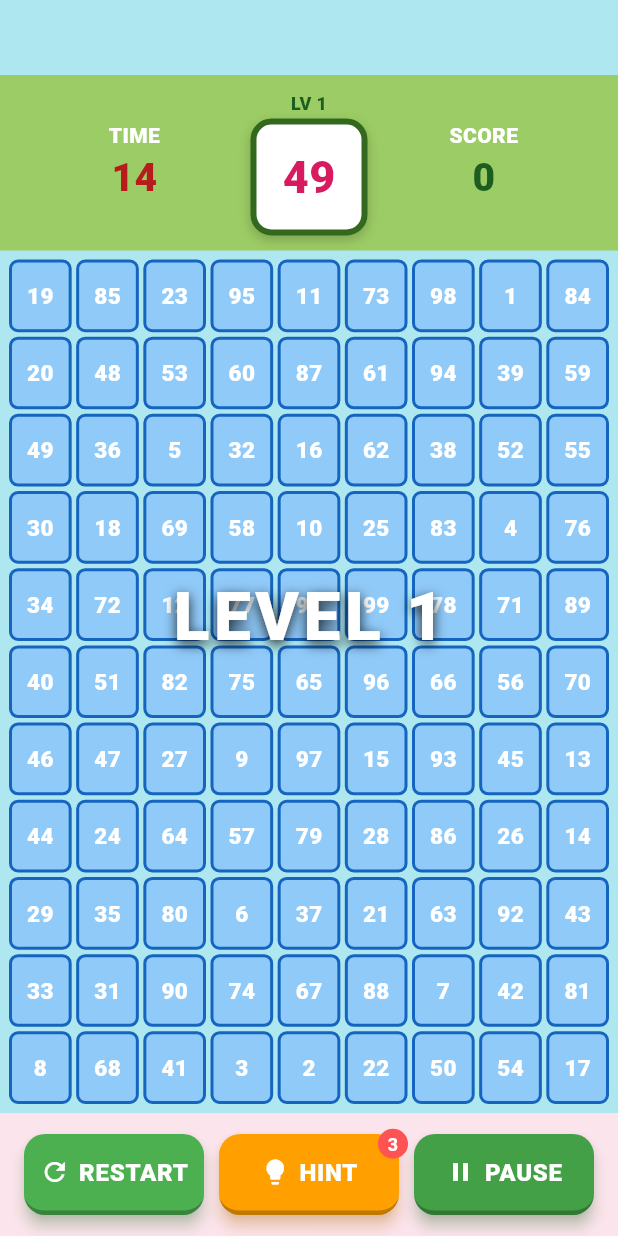
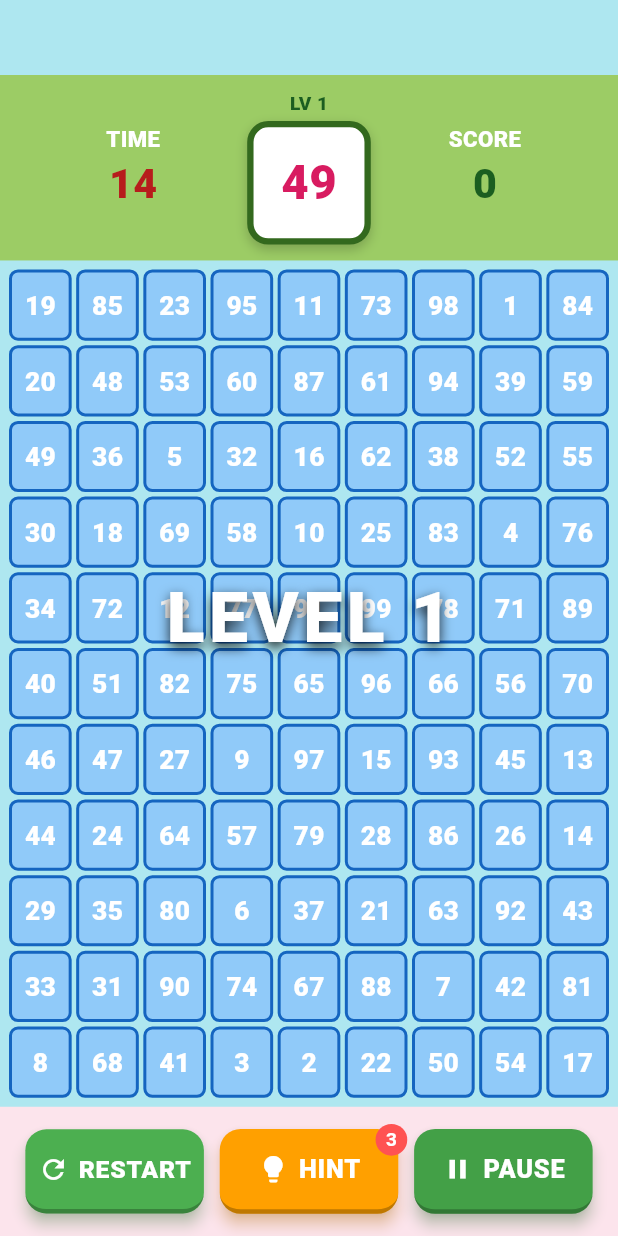
Before and after one commit to nttqn/number99-app, a Flutter app: the screen it shows after launch, after a tap on "PLAY", on a phone screen of 412 x 824 dp. Run offline on Flutter 3.47's test engine with Material 3 defaults, Android fonts, the phone set to English and light mode, and no system bars; drawn by our look-alikes of google_mobile_ads; our stand-ins replace shared_preferences; missing offline and left inert: flame_audio, games_services; network calls fail.

Commit message:
Make UI scale responsively for tablets
Fonts, icons, spacing and button widths across the menu, HUD, bottom
bar, pause and game-over overlays now scale with a shared uiScale()
factor derived from the screen's shorter side, instead of staying
pinned to phone-sized constants. On a phone-sized screen this is a
no-op (scale clamps to 1.0); on an iPad the game now fills the screen
properly instead of floating at phone size in a sea of background
color. Grid cell digits scale off the actual rendered cell size
(computed in the existing LayoutBuilder) rather than the global
factor, since the grid already fills available space regardless of
screen size. Menu content is now wrapped in a scroll fallback
(LayoutBuilder + SingleChildScrollView + ConstrainedBox) so an
unusual screen aspect ratio degrades to scrolling instead of a
RenderFlex overflow.

Co-Authored-By: Claude Sonnet 5 <noreply@anthropic.com>

```diff
--- a/lib/screens/game_screen.dart
+++ b/lib/screens/game_screen.dart
@@ -8,6 +8,7 @@ import '../services/admob_service.dart';
 import '../services/leaderboard_service.dart';
 import '../services/save_service.dart';
 import '../services/sound_service.dart';
+import '../utils/responsive.dart';
 import '../widgets/level_announcement.dart';
 import '../widgets/pill_button.dart';
 
@@ -310,6 +311,14 @@ class _GameScreenState extends State<GameScreen> {
               (constraints.maxWidth - spacing * (_gridCols - 1)) / _gridCols;
           final cellHeight =
               (constraints.maxHeight - spacing * (_gridRows - 1)) / _gridRows;
+          // Font/border/icon sized off the *actual* rendered cell (not a
+          // global screen-size scale factor) so digits stay legible whether
+          // the grid is squeezed onto a small phone or given a whole iPad's
+          // worth of space to spread out in — cells that are physically
+          // bigger get bigger numbers automatically.
+          final cellMin = min(cellWidth, cellHeight);
+          final cellFontSize = (cellMin * 0.42).clamp(12.0, 40.0);
+          final cellBorderWidth = (cellMin * 0.045).clamp(2.0, 5.0);
           return GridView.builder(
             physics: const NeverScrollableScrollPhysics(),
             itemCount: _totalNumbers,
@@ -331,6 +340,8 @@ class _GameScreenState extends State<GameScreen> {
                 hinted: isHint,
                 wrongFlash: isWrong,
                 correctFlash: isCorrectFlash,
+                fontSize: cellFontSize,
+                borderWidth: cellBorderWidth,
                 onTap: () => _onCellTap(index),
               );
             },
@@ -341,8 +352,12 @@ class _GameScreenState extends State<GameScreen> {
   }
 
   Widget _buildBottomBar() {
+    final scale = uiScale(context);
     return Container(
-      padding: const EdgeInsets.symmetric(horizontal: 16, vertical: 14),
+      padding: EdgeInsets.symmetric(
+        horizontal: 16 * scale,
+        vertical: 14 * scale,
+      ),
       decoration: const BoxDecoration(color: Color(0xFFFCE4EC)),
       child: Row(
         mainAxisAlignment: MainAxisAlignment.spaceEvenly,
@@ -358,7 +373,7 @@ class _GameScreenState extends State<GameScreen> {
               },
             ),
           ),
-          const SizedBox(width: 10),
+          SizedBox(width: 10 * scale),
           Expanded(
             child: PillButton(
               label: 'HINT',
@@ -368,7 +383,7 @@ class _GameScreenState extends State<GameScreen> {
               onPressed: _hintsLeft > 0 ? _useHint : null,
             ),
           ),
-          const SizedBox(width: 10),
+          SizedBox(width: 10 * scale),
           Expanded(
             child: PillButton(
               label: _paused ? 'RESUME' : 'PAUSE',
@@ -406,20 +421,24 @@ class _HudBar extends StatelessWidget {
   @override
   Widget build(BuildContext context) {
     final urgent = timeLeft <= 3;
+    final scale = uiScale(context);
     return Container(
       color: const Color(0xFF9CCC65),
-      padding: const EdgeInsets.symmetric(vertical: 10, horizontal: 12),
+      padding: EdgeInsets.symmetric(
+        vertical: 10 * scale,
+        horizontal: 12 * scale,
+      ),
       child: Row(
         crossAxisAlignment: CrossAxisAlignment.center,
         children: [
           Expanded(
             child: Column(
               children: [
-                const Text(
+                Text(
                   'TIME',
                   style: TextStyle(
                     fontWeight: FontWeight.w900,
-                    fontSize: 14,
+                    fontSize: 14 * scale,
                     color: Colors.white,
                   ),
                 ),
@@ -427,7 +446,7 @@ class _HudBar extends StatelessWidget {
                   timeLeft.ceil().toString(),
                   style: TextStyle(
                     fontWeight: FontWeight.w900,
-                    fontSize: 26,
+                    fontSize: 26 * scale,
                     color: urgent ? Colors.red : const Color(0xFFB71C1C),
                   ),
                 ),
@@ -439,20 +458,23 @@ class _HudBar extends StatelessWidget {
             children: [
               Text(
                 'LV $level',
-                style: const TextStyle(
+                style: TextStyle(
                   fontWeight: FontWeight.w800,
-                  fontSize: 12,
-                  color: Color(0xFF1B5E20),
+                  fontSize: 12 * scale,
+                  color: const Color(0xFF1B5E20),
                 ),
               ),
-              const SizedBox(height: 2),
+              SizedBox(height: 2 * scale),
               Container(
-                width: 78,
-                height: 78,
+                width: 78 * scale,
+                height: 78 * scale,
                 decoration: BoxDecoration(
                   color: Colors.white,
                   borderRadius: BorderRadius.circular(14),
-                  border: Border.all(color: const Color(0xFF33691E), width: 4),
+                  border: Border.all(
+                    color: const Color(0xFF33691E),
+                    width: 4 * scale,
+                  ),
                   boxShadow: [
                     BoxShadow(
                       color: Colors.black.withValues(alpha: 0.2),
@@ -464,10 +486,10 @@ class _HudBar extends StatelessWidget {
                 alignment: Alignment.center,
                 child: Text(
                   '$target',
-                  style: const TextStyle(
+                  style: TextStyle(
                     fontWeight: FontWeight.w900,
-                    fontSize: 30,
-                    color: Color(0xFFD81B60),
+                    fontSize: 30 * scale,
+                    color: const Color(0xFFD81B60),
                   ),
                 ),
               ),
@@ -476,20 +498,20 @@ class _HudBar extends StatelessWidget {
           Expanded(
             child: Column(
               children: [
-                const Text(
+                Text(
                   'SCORE',
                   style: TextStyle(
                     fontWeight: FontWeight.w900,
-                    fontSize: 14,
+                    fontSize: 14 * scale,
                     color: Colors.white,
                   ),
                 ),
                 Text(
                   '$score',
-                  style: const TextStyle(
+                  style: TextStyle(
                     fontWeight: FontWeight.w900,
-                    fontSize: 26,
-                    color: Color(0xFF1B5E20),
+                    fontSize: 26 * scale,
+                    color: const Color(0xFF1B5E20),
                   ),
                 ),
               ],
@@ -508,6 +530,8 @@ class _NumberCell extends StatelessWidget {
     required this.hinted,
     required this.wrongFlash,
     required this.correctFlash,
+    required this.fontSize,
+    required this.borderWidth,
     required this.onTap,
   });
 
@@ -516,6 +540,8 @@ class _NumberCell extends StatelessWidget {
   final bool hinted;
   final bool wrongFlash;
   final bool correctFlash;
+  final double fontSize;
+  final double borderWidth;
   final VoidCallback onTap;
 
   @override
@@ -542,16 +568,20 @@ class _NumberCell extends StatelessWidget {
         decoration: BoxDecoration(
           color: bg,
           borderRadius: BorderRadius.circular(6),
-          border: Border.all(color: border, width: 2),
+          border: Border.all(color: border, width: borderWidth),
         ),
         alignment: Alignment.center,
         child: found
-            ? const Icon(Icons.check, size: 16, color: Color(0xFFB0BEC5))
+            ? Icon(
+                Icons.check,
+                size: fontSize * 1.05,
+                color: const Color(0xFFB0BEC5),
+              )
             : Text(
                 '$value',
-                style: const TextStyle(
+                style: TextStyle(
                   fontWeight: FontWeight.w800,
-                  fontSize: 15,
+                  fontSize: fontSize,
                   color: Colors.white,
                 ),
               ),
@@ -573,6 +603,7 @@ class _PauseOverlay extends StatelessWidget {
 
   @override
   Widget build(BuildContext context) {
+    final scale = uiScale(context);
     return Container(
       // Fully opaque — unlike the game-over overlay, this one must hide the
       // board completely. A translucent pause screen would let a player
@@ -583,21 +614,21 @@ class _PauseOverlay extends StatelessWidget {
         child: Column(
           mainAxisSize: MainAxisSize.min,
           children: [
-            const Icon(
+            Icon(
               Icons.pause_circle_filled,
               color: Colors.white,
-              size: 64,
+              size: 64 * scale,
             ),
-            const SizedBox(height: 12),
-            const Text(
+            SizedBox(height: 12 * scale),
+            Text(
               'PAUSED',
               style: TextStyle(
                 color: Colors.white,
-                fontSize: 28,
+                fontSize: 28 * scale,
                 fontWeight: FontWeight.w900,
               ),
             ),
-            const SizedBox(height: 16),
+            SizedBox(height: 16 * scale),
             ValueListenableBuilder<bool>(
               valueListenable: SoundService.enabledNotifier,
               builder: (context, enabled, _) => Row(
@@ -606,16 +637,29 @@ class _PauseOverlay extends StatelessWidget {
                   Icon(
                     enabled ? Icons.volume_up : Icons.volume_off,
                     color: Colors.white70,
+                    size: 24 * scale,
                   ),
-                  const SizedBox(width: 8),
-                  const Text('Sound', style: TextStyle(color: Colors.white70)),
+                  SizedBox(width: 8 * scale),
+                  Text(
+                    'Sound',
+                    style: TextStyle(
+                      color: Colors.white70,
+                      fontSize: 14 * scale,
+                    ),
+                  ),
+                  SizedBox(width: 8 * scale),
+                  // Not scaled with the rest of the overlay: Transform.scale
+                  // enlarges the Switch visually without reserving the extra
+                  // layout space, which overlapped the "Sound" label on a
+                  // tablet-sized `scale` — its default size is already a
+                  // comfortable tap target on any screen.
                   Switch(value: enabled, onChanged: SoundService.setEnabled),
                 ],
               ),
             ),
-            const SizedBox(height: 8),
+            SizedBox(height: 8 * scale),
             SizedBox(
-              width: 200,
+              width: 200 * scale,
               child: PillButton(
                 label: 'RESUME',
                 color: Colors.green,
@@ -623,9 +667,9 @@ class _PauseOverlay extends StatelessWidget {
                 onPressed: onResume,
               ),
             ),
-            const SizedBox(height: 12),
+            SizedBox(height: 12 * scale),
             SizedBox(
-              width: 200,
+              width: 200 * scale,
               child: PillButton(
                 label: 'RESTART',
                 color: Colors.orange,
@@ -633,9 +677,9 @@ class _PauseOverlay extends StatelessWidget {
                 onPressed: onRestart,
               ),
             ),
-            const SizedBox(height: 12),
+            SizedBox(height: 12 * scale),
             SizedBox(
-              width: 200,
+              width: 200 * scale,
               child: PillButton(
                 label: 'MENU',
                 color: Colors.blueGrey,
@@ -669,12 +713,16 @@ class _GameOverOverlay extends StatelessWidget {
 
   @override
   Widget build(BuildContext context) {
+    final scale = uiScale(context);
     return Container(
       color: Colors.black.withValues(alpha: 0.7),
       child: Center(
         child: Container(
           margin: const EdgeInsets.symmetric(horizontal: 32),
-          padding: const EdgeInsets.symmetric(vertical: 28, horizontal: 24),
+          padding: EdgeInsets.symmetric(
+            vertical: 28 * scale,
+            horizontal: 24 * scale,
+          ),
           decoration: BoxDecoration(
             color: Colors.white,
             borderRadius: BorderRadius.circular(20),
@@ -685,29 +733,32 @@ class _GameOverOverlay extends StatelessWidget {
               Icon(
                 won ? Icons.emoji_events : Icons.timer_off,
                 color: won ? Colors.amber : Colors.redAccent,
-                size: 56,
+                size: 56 * scale,
               ),
-              const SizedBox(height: 12),
+              SizedBox(height: 12 * scale),
               Text(
                 won ? 'YOU WIN!' : "TIME'S UP!",
-                style: const TextStyle(
-                  fontSize: 24,
+                style: TextStyle(
+                  fontSize: 24 * scale,
                   fontWeight: FontWeight.w900,
                 ),
               ),
-              const SizedBox(height: 8),
+              SizedBox(height: 8 * scale),
               Text(
                 'Level reached: $level',
-                style: const TextStyle(fontSize: 16),
+                style: TextStyle(fontSize: 16 * scale),
               ),
-              Text('Score: $score', style: const TextStyle(fontSize: 18)),
+              Text('Score: $score', style: TextStyle(fontSize: 18 * scale)),
               Text(
                 'High Score: $highScore',
-                style: TextStyle(fontSize: 14, color: Colors.grey.shade600),
+                style: TextStyle(
+                  fontSize: 14 * scale,
+                  color: Colors.grey.shade600,
+                ),
               ),
-              const SizedBox(height: 20),
+              SizedBox(height: 20 * scale),
               SizedBox(
-                width: 200,
+                width: 200 * scale,
                 child: PillButton(
                   label: 'RESTART',
                   color: Colors.green,
@@ -715,9 +766,9 @@ class _GameOverOverlay extends StatelessWidget {
                   onPressed: onRestart,
                 ),
               ),
-              const SizedBox(height: 10),
+              SizedBox(height: 10 * scale),
               SizedBox(
-                width: 200,
+                width: 200 * scale,
                 child: PillButton(
                   label: 'MENU',
                   color: Colors.blueGrey,
--- a/lib/screens/main_menu_screen.dart
+++ b/lib/screens/main_menu_screen.dart
@@ -3,6 +3,7 @@ import 'package:flutter/material.dart';
 import '../services/leaderboard_service.dart';
 import '../services/save_service.dart';
 import '../services/sound_service.dart';
+import '../utils/responsive.dart';
 import '../widgets/pill_button.dart';
 import 'game_screen.dart';
 
@@ -52,37 +53,48 @@ class _MainMenuScreenState extends State<MainMenuScreen> {
 
   @override
   Widget build(BuildContext context) {
+    final scale = uiScale(context);
     return Scaffold(
       backgroundColor: const Color(0xFFBEE7B8),
       body: SafeArea(
+        child: LayoutBuilder(
+          builder: (context, constraints) => SingleChildScrollView(
+            child: ConstrainedBox(
+              constraints: BoxConstraints(minHeight: constraints.maxHeight),
               child: Center(
                 child: Padding(
-            padding: const EdgeInsets.symmetric(horizontal: 32),
+                  padding: const EdgeInsets.symmetric(
+                    horizontal: 32,
+                    vertical: 24,
+                  ),
                   child: Column(
                     mainAxisAlignment: MainAxisAlignment.center,
                     children: [
-                _NumberBadge(),
-                const SizedBox(height: 24),
-                const Text(
+                      _NumberBadge(scale: scale),
+                      SizedBox(height: 24 * scale),
+                      Text(
                         '99 NUMBERS',
                         style: TextStyle(
-                    fontSize: 34,
+                          fontSize: 34 * scale,
                           fontWeight: FontWeight.w900,
-                    color: Color(0xFF1B5E20),
+                          color: const Color(0xFF1B5E20),
                           letterSpacing: 1,
                         ),
                       ),
-                const SizedBox(height: 8),
+                      SizedBox(height: 8 * scale),
                       Text(
                         'Find the right number\nbefore time runs out!',
                         textAlign: TextAlign.center,
-                  style: TextStyle(fontSize: 15, color: Colors.green.shade900),
+                        style: TextStyle(
+                          fontSize: 15 * scale,
+                          color: Colors.green.shade900,
                         ),
-                const SizedBox(height: 28),
+                      ),
+                      SizedBox(height: 28 * scale),
                       Container(
-                  padding: const EdgeInsets.symmetric(
-                    horizontal: 20,
-                    vertical: 10,
+                        padding: EdgeInsets.symmetric(
+                          horizontal: 20 * scale,
+                          vertical: 10 * scale,
                         ),
                         decoration: BoxDecoration(
                           color: Colors.white,
@@ -98,26 +110,26 @@ class _MainMenuScreenState extends State<MainMenuScreen> {
                         child: Row(
                           mainAxisSize: MainAxisSize.min,
                           children: [
-                      const Icon(
+                            Icon(
                               Icons.emoji_events,
                               color: Colors.amber,
-                        size: 22,
+                              size: 22 * scale,
                             ),
-                      const SizedBox(width: 8),
+                            SizedBox(width: 8 * scale),
                             Text(
                               'High Score: $_highScore',
-                        style: const TextStyle(
-                          fontSize: 16,
+                              style: TextStyle(
+                                fontSize: 16 * scale,
                                 fontWeight: FontWeight.bold,
-                          color: Color(0xFF1B5E20),
+                                color: const Color(0xFF1B5E20),
                               ),
                             ),
                           ],
                         ),
                       ),
-                const SizedBox(height: 32),
+                      SizedBox(height: 32 * scale),
                       SizedBox(
-                  width: 220,
+                        width: 220 * scale,
                         child: PillButton(
                           label: 'PLAY',
                           color: Colors.green.shade600,
@@ -125,9 +137,9 @@ class _MainMenuScreenState extends State<MainMenuScreen> {
                           onPressed: _play,
                         ),
                       ),
-                const SizedBox(height: 12),
+                      SizedBox(height: 12 * scale),
                       SizedBox(
-                  width: 220,
+                        width: 220 * scale,
                         child: PillButton(
                           label: 'LEADERBOARD',
                           color: Colors.blueGrey.shade600,
@@ -140,20 +152,27 @@ class _MainMenuScreenState extends State<MainMenuScreen> {
                 ),
               ),
             ),
+          ),
+        ),
+      ),
     );
   }
 }
 
 class _NumberBadge extends StatelessWidget {
+  const _NumberBadge({required this.scale});
+
+  final double scale;
+
   @override
   Widget build(BuildContext context) {
     return Container(
-      width: 110,
-      height: 110,
+      width: 110 * scale,
+      height: 110 * scale,
       decoration: BoxDecoration(
         color: Colors.white,
         shape: BoxShape.circle,
-        border: Border.all(color: const Color(0xFF2E7D32), width: 6),
+        border: Border.all(color: const Color(0xFF2E7D32), width: 6 * scale),
         boxShadow: [
           BoxShadow(
             color: Colors.black.withValues(alpha: 0.15),
@@ -163,12 +182,12 @@ class _NumberBadge extends StatelessWidget {
         ],
       ),
       alignment: Alignment.center,
-      child: const Text(
+      child: Text(
         '99',
         style: TextStyle(
-          fontSize: 44,
+          fontSize: 44 * scale,
           fontWeight: FontWeight.w900,
-          color: Color(0xFFD81B60),
+          color: const Color(0xFFD81B60),
         ),
       ),
     );
--- /dev/null
+++ b/lib/utils/responsive.dart
@@ -0,0 +1,15 @@
+import 'package:flutter/material.dart';
+
+/// A single scale factor applied across fixed-size UI (fonts, icons,
+/// spacing, button widths) so the game looks intentional on a tablet
+/// instead of floating at phone size in the middle of a huge canvas.
+///
+/// Based on the screen's shorter side (stable across portrait/landscape)
+/// relative to a ~390pt phone baseline (iPhone 14/15 width), capped at 1.6x
+/// so an iPad doesn't get comically oversized text/buttons — the grid
+/// itself already fills available space via `LayoutBuilder` in
+/// game_screen.dart regardless of this scale.
+double uiScale(BuildContext context) {
+  final shortestSide = MediaQuery.sizeOf(context).shortestSide;
+  return (shortestSide / 390.0).clamp(1.0, 1.6);
+}
--- a/lib/widgets/level_announcement.dart
+++ b/lib/widgets/level_announcement.dart
@@ -1,4 +1,6 @@
 import 'package:flutter/material.dart';
+
+import '../utils/responsive.dart';
 
 /// Big bold banner text ("LEVEL 3", ...) that pops into the center of the
 /// screen, holds, then shrinks away — 2 seconds total. Same choreography as
@@ -67,18 +69,19 @@ class _LevelAnnouncementState extends State<LevelAnnouncement>
   Widget build(BuildContext context) {
     // IgnorePointer: this is a decorative overlay, not a blocker — the round
     // timer keeps running underneath and the player can keep tapping.
+    final scale = uiScale(context);
     return IgnorePointer(
       child: Center(
         child: ScaleTransition(
           scale: _scale,
           child: Text(
             widget.text,
-            style: const TextStyle(
+            style: TextStyle(
               color: Colors.white,
-              fontSize: 44,
+              fontSize: 44 * scale,
               fontWeight: FontWeight.w900,
               letterSpacing: 3,
-              shadows: [
+              shadows: const [
                 Shadow(
                   color: Colors.black87,
                   blurRadius: 10,
--- a/lib/widgets/pill_button.dart
+++ b/lib/widgets/pill_button.dart
@@ -1,4 +1,6 @@
 import 'package:flutter/material.dart';
+
+import '../utils/responsive.dart';
 
 /// A chunky, embossed-looking rounded button matching the original game's
 /// cartoony HUD button style (flat top color + darker bottom "shadow" edge).
@@ -22,6 +24,7 @@ class PillButton extends StatelessWidget {
   Widget build(BuildContext context) {
     final disabled = onPressed == null;
     final baseColor = disabled ? Colors.grey.shade400 : color;
+    final scale = uiScale(context);
     return Stack(
       clipBehavior: Clip.none,
       children: [
@@ -34,7 +37,10 @@ class PillButton extends StatelessWidget {
             borderRadius: BorderRadius.circular(14),
             onTap: onPressed,
             child: Container(
-              padding: const EdgeInsets.symmetric(vertical: 14, horizontal: 8),
+              padding: EdgeInsets.symmetric(
+                vertical: 14 * scale,
+                horizontal: 8 * scale,
+              ),
               alignment: Alignment.center,
               decoration: BoxDecoration(
                 borderRadius: BorderRadius.circular(14),
@@ -58,15 +64,15 @@ class PillButton extends StatelessWidget {
                   mainAxisAlignment: MainAxisAlignment.center,
                   children: [
                     if (icon != null) ...[
-                      Icon(icon, color: Colors.white, size: 20),
-                      const SizedBox(width: 6),
+                      Icon(icon, color: Colors.white, size: 20 * scale),
+                      SizedBox(width: 6 * scale),
                     ],
                     Text(
                       label,
-                      style: const TextStyle(
+                      style: TextStyle(
                         color: Colors.white,
                         fontWeight: FontWeight.w800,
-                        fontSize: 16,
+                        fontSize: 16 * scale,
                         letterSpacing: 0.5,
                       ),
                     ),
@@ -81,8 +87,11 @@ class PillButton extends StatelessWidget {
             top: -6,
             right: -6,
             child: Container(
-              padding: const EdgeInsets.all(4),
-              constraints: const BoxConstraints(minWidth: 20, minHeight: 20),
+              padding: EdgeInsets.all(4 * scale),
+              constraints: BoxConstraints(
+                minWidth: 20 * scale,
+                minHeight: 20 * scale,
+              ),
               decoration: const BoxDecoration(
                 color: Colors.redAccent,
                 shape: BoxShape.circle,
@@ -90,9 +99,9 @@ class PillButton extends StatelessWidget {
               alignment: Alignment.center,
               child: Text(
                 '$badge',
-                style: const TextStyle(
+                style: TextStyle(
                   color: Colors.white,
-                  fontSize: 12,
+                  fontSize: 12 * scale,
                   fontWeight: FontWeight.bold,
                 ),
               ),
```
Lines whose indentation alone changed are shown as unchanged.
